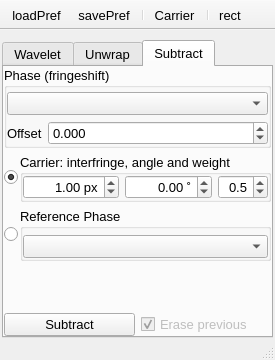
The window that UIs/nWavelet.ui (NeutrinoToolkit/Neutrino) describes before a commit, drawn with Qt 5.
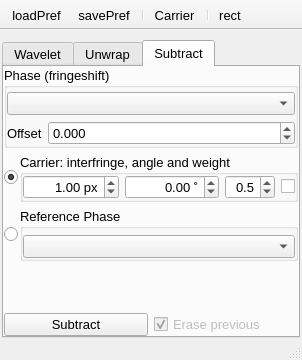
The same window after the commit. The open tabs and pages were chosen to show the change. Icons and pictures are not drawn.

What changed in the file:
```diff
--- a/UIs/nWavelet.ui
+++ b/UIs/nWavelet.ui
@@ -6,7 +6,7 @@
    <rect>
     <x>0</x>
     <y>0</y>
-    <width>273</width>
+    <width>302</width>
     <height>360</height>
    </rect>
   </property>
@@ -651,7 +651,7 @@
              <property name="title">
               <string>Carrier: interfringe, angle and weight</string>
              </property>
-             <layout class="QGridLayout" name="gridLayout_3" columnstretch="1,1,0">
+             <layout class="QGridLayout" name="gridLayout_3" columnstretch="1,1,0,0">
               <property name="margin">
                <number>0</number>
               </property>
@@ -736,6 +736,19 @@
                 </property>
                </widget>
               </item>
+              <item row="0" column="3">
+               <widget class="QCheckBox" name="liveView">
+                <property name="toolTip">
+                 <string>automatic update</string>
+                </property>
+                <property name="text">
+                 <string/>
+                </property>
+                <property name="neutrinoSave" stdset="0">
+                 <bool>true</bool>
+                </property>
+               </widget>
+              </item>
              </layout>
             </widget>
            </item>
```
Left out of the diff: 8 changed lines with no effect on the pictures.
